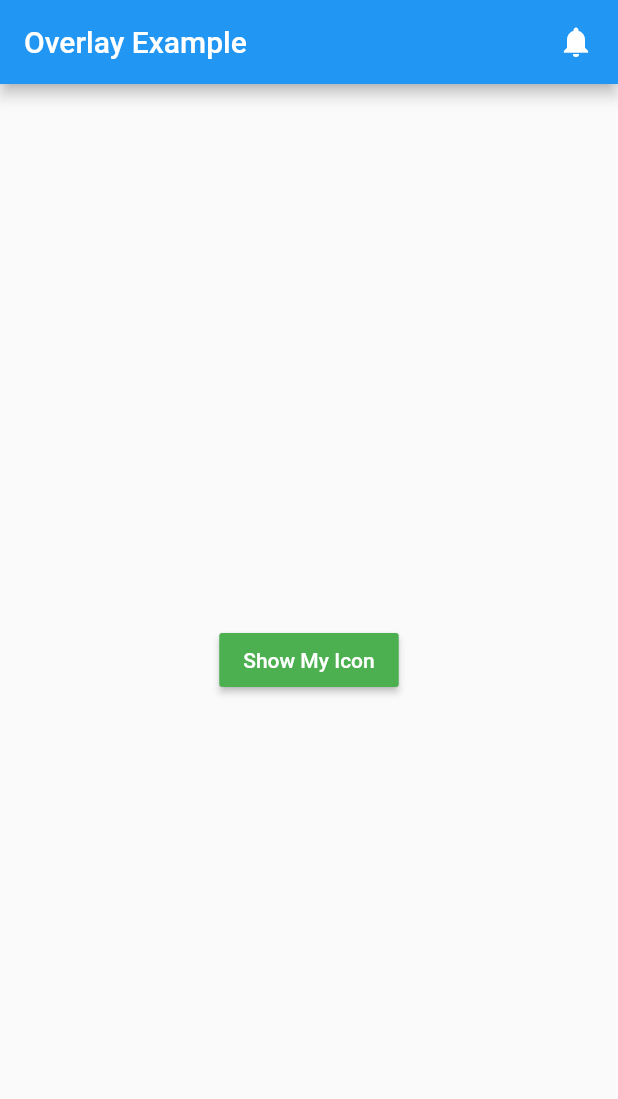
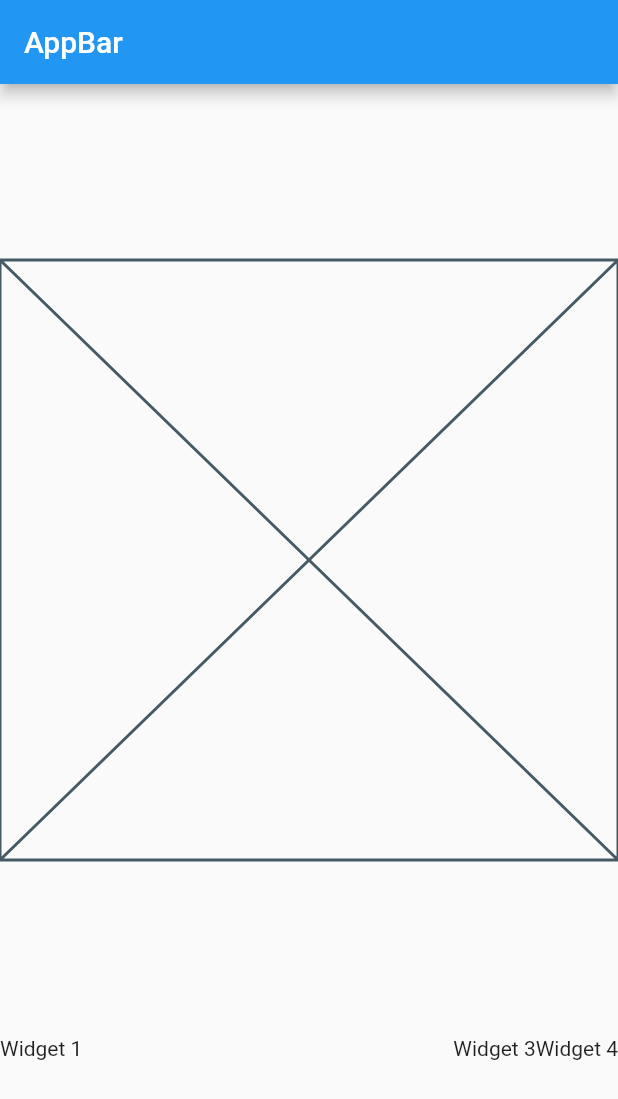
Before and after one commit to iampawan/FlutterWidgets, a Flutter app: the screen it shows after launch, on a phone screen of 412 x 824 dp. Shown: the top 1099 px of the screen. Run offline on Flutter 3.47's test engine with Material 2 defaults, Android fonts, the phone set to English and light mode, and no system bars; missing offline and left inert: flutter_webview_plugin, random_pk.

Commit message:
Episode 8 added

```diff
--- /dev/null
+++ b/lib/Episode8/episode8_example.dart
@@ -0,0 +1,30 @@
+import 'package:flutter/material.dart';
+
+class Example8 extends StatelessWidget {
+  @override
+  Widget build(BuildContext context) {
+    return Scaffold(
+      appBar: AppBar(
+        title: Text("AppBar"),
+      ),
+      body: Column(
+        mainAxisAlignment: MainAxisAlignment.spaceEvenly,
+        children: <Widget>[
+          Placeholder(),
+          Row(
+            children: <Widget>[
+              Text("Widget 1"),
+              Visibility(
+                child: Text("Widget 2"),
+                visible: false,
+              ),
+              Spacer(),
+              Text("Widget 3"),
+              Text("Widget 4"),
+            ],
+          ),
+        ],
+      ),
+    );
+  }
+}
--- a/lib/main.dart
+++ b/lib/main.dart
@@ -1,7 +1,7 @@
 import 'package:flutter/material.dart';
-import 'package:flutterwidgets/Episode7_Overlay/overlay_example.dart';
+import 'package:flutterwidgets/Episode8/episode8_example.dart';
 
 void main() => runApp(MaterialApp(
-      home: OverlayExample(),
+      home: Example8(),
       debugShowCheckedModeBanner: false,
     ));
```
Also changed, not shown: 1 other file.
